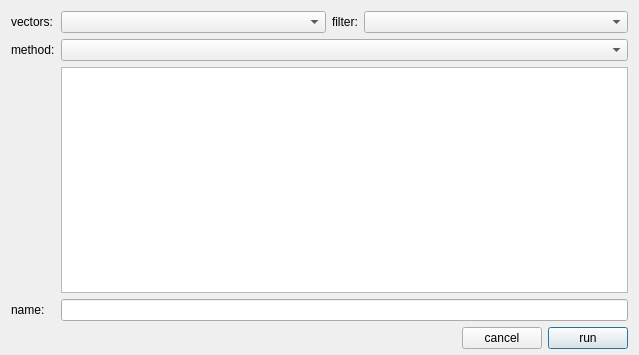
Above: src/DiscoveryArea/ui/new_projection_dialog.ui from eidora-desktop/EIDORA before the change. Below: the same form after it.
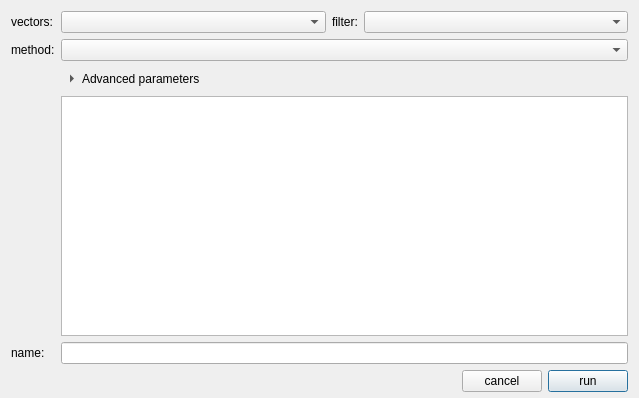
That is the form after the change.

Diff of the .ui file:
```diff
--- a/src/DiscoveryArea/ui/new_projection_dialog.ui
+++ b/src/DiscoveryArea/ui/new_projection_dialog.ui
@@ -68,7 +68,7 @@
         </property>
        </widget>
       </item>
-      <item row="3" column="0">
+      <item row="4" column="0">
        <widget class="QLabel" name="label_name">
         <property name="text">
          <string>name:</string>
@@ -82,7 +82,7 @@
         </property>
        </widget>
       </item>
-      <item row="3" column="1" colspan="3">
+      <item row="4" column="1" colspan="3">
        <widget class="QLineEdit" name="edit_run_name"/>
       </item>
       <item row="0" column="0">
@@ -99,28 +99,34 @@
        </widget>
       </item>
       <item row="2" column="1" colspan="3">
-      <widget class="QTableWidget" name="table_discovery_parameters"><property name="gridRole" stdset="0"><string>subtle</string></property>
-        <property name="alternatingRowColors">
-         <bool>true</bool>
-        </property>
-        <property name="showGrid">
-         <bool>false</bool>
-        </property>
-        <attribute name="horizontalHeaderVisible">
-         <bool>true</bool>
-        </attribute>
-        <attribute name="horizontalHeaderHighlightSections">
-         <bool>false</bool>
-        </attribute>
-        <attribute name="horizontalHeaderStretchLastSection">
-         <bool>true</bool>
-        </attribute>
-        <attribute name="verticalHeaderVisible">
-         <bool>false</bool>
-        </attribute>
-        <attribute name="verticalHeaderHighlightSections">
-         <bool>false</bool>
-        </attribute>
+       <widget class="QToolButton" name="button_advanced_settings">
+        <property name="text"><string>Advanced parameters</string></property>
+        <property name="checkable"><bool>true</bool></property>
+        <property name="toolButtonStyle"><enum>Qt::ToolButtonStyle::ToolButtonTextBesideIcon</enum></property>
+        <property name="autoRaise"><bool>true</bool></property>
+        <property name="arrowType"><enum>Qt::ArrowType::RightArrow</enum></property>
+       </widget>
+      </item>
+      <item row="3" column="1" colspan="3">
+       <widget class="QWidget" name="panel_advanced_settings">
+        <property name="visible"><bool>false</bool></property>
+        <layout class="QVBoxLayout" name="layout_advanced_settings">
+         <property name="leftMargin"><number>0</number></property>
+         <property name="topMargin"><number>0</number></property>
+         <property name="rightMargin"><number>0</number></property>
+         <property name="bottomMargin"><number>0</number></property>
+         <item>
+          <widget class="QTableWidget" name="table_discovery_parameters">
+           <property name="minimumSize"><size><width>0</width><height>240</height></size></property>
+           <property name="gridRole" stdset="0"><string>subtle</string></property>
+           <property name="alternatingRowColors"><bool>true</bool></property>
+           <property name="showGrid"><bool>false</bool></property>
+           <attribute name="horizontalHeaderHighlightSections"><bool>false</bool></attribute>
+           <attribute name="horizontalHeaderStretchLastSection"><bool>true</bool></attribute>
+           <attribute name="verticalHeaderVisible"><bool>false</bool></attribute>
+          </widget>
+         </item>
+        </layout>
        </widget>
       </item>
       <item row="1" column="0">
```
